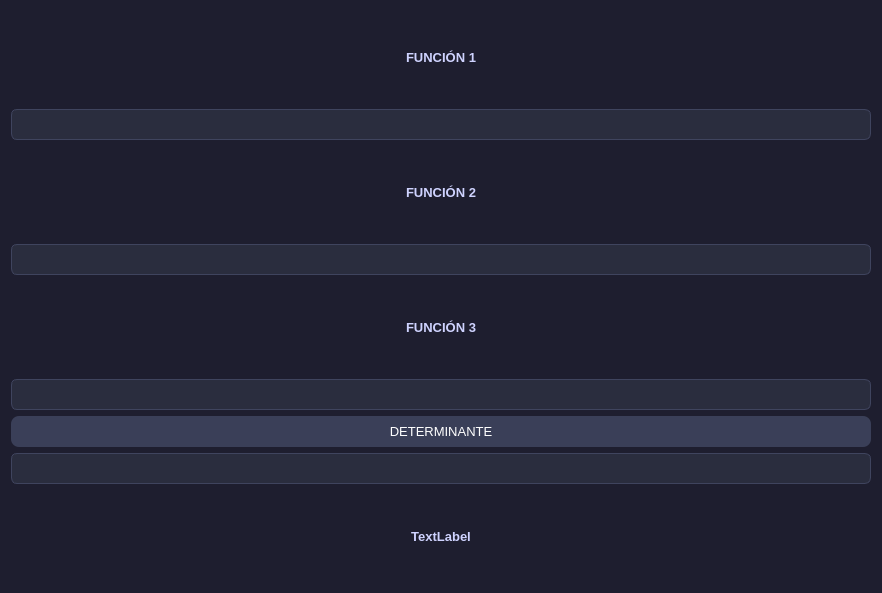
First picture: the form in GUI/interfazWronskiano.ui, repository OmaR618-coder/ProgramasFINAL-masterX5-master, before the edit.
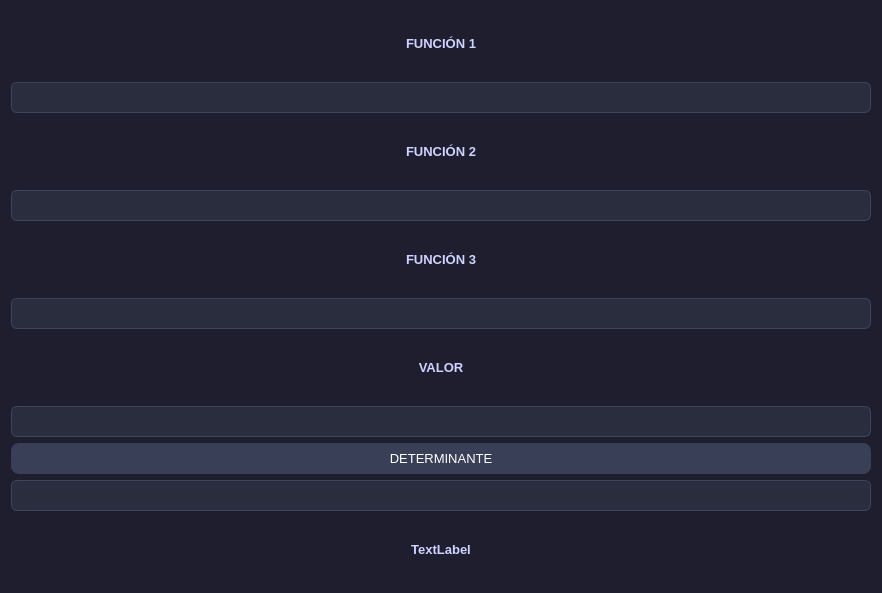
Second picture: the form after the edit.

```diff
--- a/GUI/interfazWronskiano.ui
+++ b/GUI/interfazWronskiano.ui
@@ -144,6 +144,19 @@
      <item row="12" column="0">
       <widget class="QLineEdit" name="determinante"/>
      </item>
+     <item row="6" column="0">
+      <widget class="QLabel" name="label_4">
+       <property name="text">
+        <string>VALOR</string>
+       </property>
+       <property name="alignment">
+        <set>Qt::AlignCenter</set>
+       </property>
+      </widget>
+     </item>
+     <item row="7" column="0">
+      <widget class="QLineEdit" name="valor"/>
+     </item>
     </layout>
    </item>
   </layout>
```
